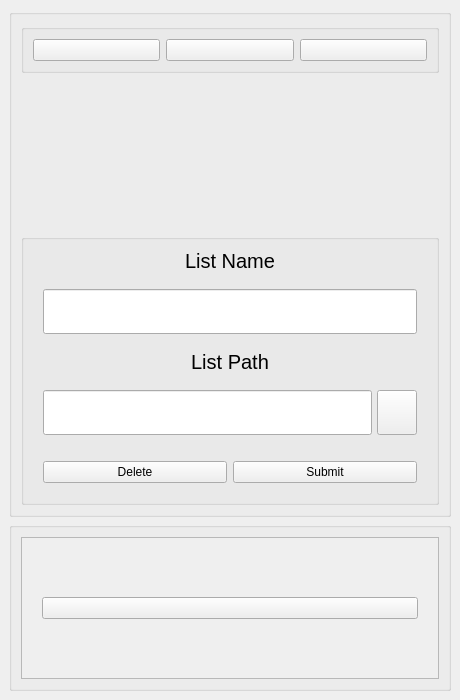
Old version of the form listsetsmall.ui in the repository 454270186/XJCO2811_UserInterface.
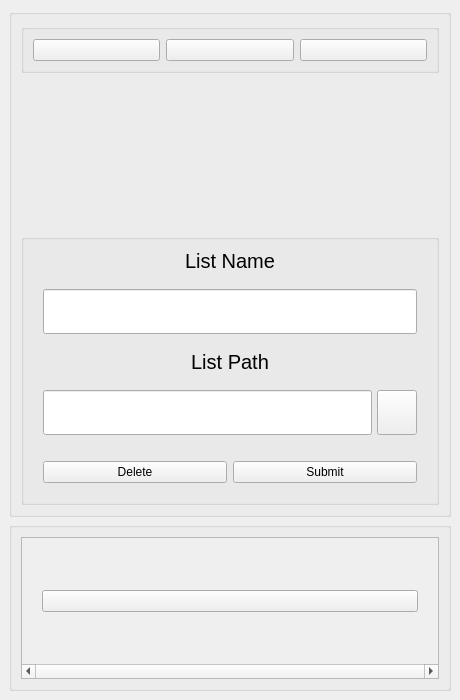
New version of the form.

Commit message: fix:debug the vertical-scrollbar in lists

What changed in the file:
```diff
--- a/listsetsmall.ui
+++ b/listsetsmall.ui
@@ -323,6 +323,15 @@
          <property name="styleSheet">
           <string notr="true"/>
          </property>
+         <property name="verticalScrollBarPolicy">
+          <enum>Qt::ScrollBarAlwaysOff</enum>
+         </property>
+         <property name="horizontalScrollBarPolicy">
+          <enum>Qt::ScrollBarAlwaysOn</enum>
+         </property>
+         <property name="sizeAdjustPolicy">
+          <enum>QAbstractScrollArea::AdjustToContentsOnFirstShow</enum>
+         </property>
          <property name="widgetResizable">
           <bool>true</bool>
          </property>
@@ -332,7 +341,7 @@
             <x>0</x>
             <y>0</y>
             <width>404</width>
-            <height>136</height>
+            <height>121</height>
            </rect>
           </property>
           <layout class="QHBoxLayout" name="horizontalLayout_4">
```
Left out of the diff: 2 changed lines with no effect on the pictures. The commit also changes 2 other files.
